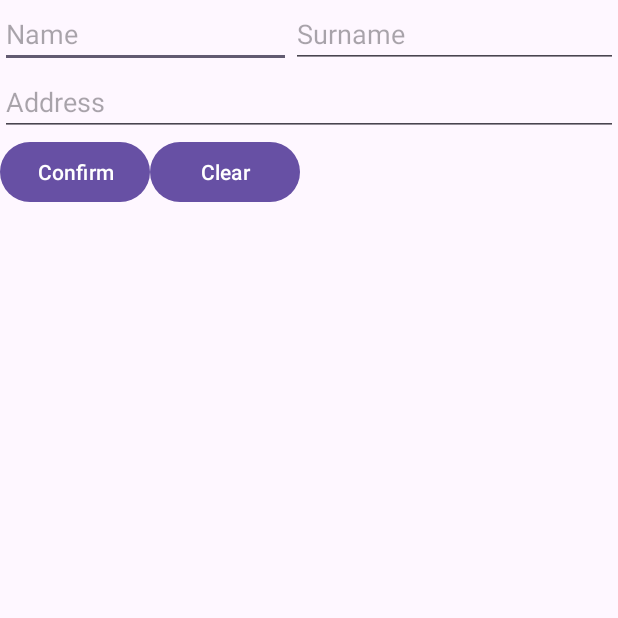
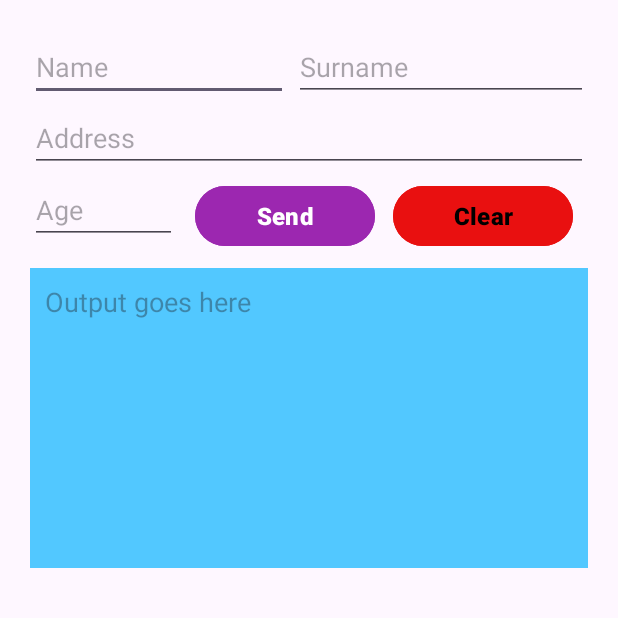
Before and after one commit to OndrejWienerUNI/github-ow-pma-2024, an Android app: the screen it shows after launch (MainActivity), on a phone screen of 412 x 824 dp, the top half of it. Run offline under Robolectric (Android 15) with nearby library versions, the phone set to English and light mode, and no system bars.

Commit message:
FIN /pma01-linear_layout

```diff
--- a/pma01-linear_layout/app/src/main/java/com/example/pma01_linear_layout/MainActivity.kt
+++ b/pma01-linear_layout/app/src/main/java/com/example/pma01_linear_layout/MainActivity.kt
@@ -1,6 +1,9 @@
 package com.example.pma01_linear_layout
 
 import android.os.Bundle
+import android.widget.Button
+import android.widget.EditText
+import android.widget.TextView
 import androidx.activity.enableEdgeToEdge
 import androidx.appcompat.app.AppCompatActivity
 import androidx.core.view.ViewCompat
@@ -11,10 +14,43 @@ class MainActivity : AppCompatActivity() {
         super.onCreate(savedInstanceState)
         enableEdgeToEdge()
         setContentView(R.layout.activity_main)
+
+        /*
         ViewCompat.setOnApplyWindowInsetsListener(findViewById(R.id.main)) { v, insets ->
             val systemBars = insets.getInsets(WindowInsetsCompat.Type.systemBars())
             v.setPadding(systemBars.left, systemBars.top, systemBars.right, systemBars.bottom)
             insets
         }
+        */
+
+        val etName = findViewById<EditText>(R.id.etName)
+        val etSurname = findViewById<EditText>(R.id.etSurname)
+        val etAddress = findViewById<EditText>(R.id.etAddress)
+        val etAge = findViewById<EditText>(R.id.etAge)
+        val btnSend = findViewById<Button>(R.id.btnSend)
+        val btnClear = findViewById<Button>(R.id.btnClear)
+        val twResult = findViewById<TextView>(R.id.twResult)
+
+        // btnSend listener
+        btnSend.setOnClickListener{
+            val name = etName.text.toString()
+            val surname = etSurname.text.toString()
+            val address = etAddress.text.toString()
+            val age = etAge.text.toString()
+
+            // View in text field
+            val formattedText = "My name is $name $surname, i live in $address."
+
+            twResult.text = formattedText
+        }
+
+        // btnClear
+        btnClear.setOnClickListener{
+            etName.text.clear()
+            etSurname.text.clear()
+            etAddress.text.clear()
+            etAge.text.clear()
+            twResult.text = ""
+        }
     }
 }
--- a/pma01-linear_layout/app/src/main/res/layout/activity_main.xml
+++ b/pma01-linear_layout/app/src/main/res/layout/activity_main.xml
@@ -1,6 +1,5 @@
 <?xml version="1.0" encoding="utf-8"?>
 <LinearLayout xmlns:android="http://schemas.android.com/apk/res/android"
-    xmlns:app="http://schemas.android.com/apk/res-auto"
     xmlns:tools="http://schemas.android.com/tools"
     android:id="@+id/main"
     android:layout_width="match_parent"
@@ -15,22 +14,28 @@
         android:orientation="horizontal">
 
         <EditText
-            android:id="@+id/etName"
+            android:id="@+id/etAge"
             android:layout_width="wrap_content"
             android:layout_height="wrap_content"
+            android:autofillHints=""
             android:inputType="text"
-            android:hint="Name"
+            android:hint="@string/name_hint"
             android:textColor="@color/black"
-            android:layout_weight="1"/>
+            android:layout_weight="1"
+            android:layout_marginEnd="2dp"
+            android:layout_marginTop="2dp"/>
 
         <EditText
             android:id="@+id/etSurname"
             android:layout_width="wrap_content"
             android:layout_height="wrap_content"
+            android:autofillHints=""
             android:inputType="text"
-            android:hint="Surname"
+            android:hint="@string/surname_hint"
             android:textColor="@color/black"
-            android:layout_weight="1"/>
+            android:layout_weight="1"
+            android:layout_marginStart="2dp"
+            android:layout_marginTop="2dp"/>
 
     </LinearLayout>
 
@@ -41,11 +46,67 @@
 
         <EditText
             android:id="@+id/etAddress"
+            android:layout_width="0dp"
+            android:layout_height="wrap_content"
+            android:autofillHints=""
+            android:inputType="text"
+            android:hint="@string/address_hint"
+            android:textColor="@color/black"
+            android:layout_weight="1"
+            android:layout_marginTop="2dp"/>
+
+    </LinearLayout>
+
+    <LinearLayout
+        style="?android:attr/buttonBarStyle"
+        android:layout_width="match_parent"
+        android:layout_height="wrap_content"
+        android:orientation="horizontal">
+
+        <EditText
+            android:id="@+id/etName"
             android:layout_width="wrap_content"
             android:layout_height="wrap_content"
-            android:inputType="text"
-            android:hint="Address"
+            android:autofillHints=""
+            android:inputType="number"
+            android:hint="@string/age_hint"
             android:textColor="@color/black"
+            android:layout_weight="3"
+            android:layout_marginEnd="10dp"
+            android:layout_marginTop="2dp"/>
+
+        <Button
+            android:id="@+id/btnSend"
+            style="?android:attr/button"
+            android:backgroundTint="@color/magenta"
+            android:textColor="@color/white"
+            android:textStyle="bold"
+            android:textSize="16sp"
+            android:layout_width="wrap_content"
+            android:minWidth="100dp"
+            android:layout_height="wrap_content"
+            android:text="@string/btn_send"
+            android:layout_marginEnd="10dp"
+            android:layout_marginStart="2dp"
+            android:layout_marginTop="5dp"
+            android:layout_marginBottom="5dp"
+            android:layout_weight="1"/>
+
+        <Button
+            android:id="@+id/btnClear"
+            style="?android:attr/button"
+            android:backgroundTint="@color/red"
+            android:textColor="@color/black"
+            android:textStyle="bold"
+            android:textSize="16sp"
+            android:layout_width="wrap_content"
+            android:minWidth="100dp"
+            android:layout_height="wrap_content"
+            android:text="@string/btn_clear"
+            android:layout_marginEnd="10dp"
+            android:layout_marginStart="2dp"
+            android:layout_marginTop="5dp"
+            android:layout_marginBottom="5dp"
             android:layout_weight="1"/>
 
     </LinearLayout>
@@ -55,17 +116,17 @@
         android:layout_height="wrap_content"
         android:orientation="horizontal">
 
-        <Button
-            android:layout_width="wrap_content"
-            android:minWidth="100dp"
+        <TextView
+            android:id="@+id/twResult"
+            android:layout_width="match_parent"
             android:layout_height="wrap_content"
-            android:text="Confirm"/>
-
-        <Button
-            android:layout_width="wrap_content"
-            android:minWidth="100dp"
-            android:layout_height="wrap_content"
-            android:text="Clear"/>
+            android:padding="10dp"
+            android:textSize="18sp"
+            android:hint="@string/output_hint"
+            android:minHeight="200dp"
+            android:background="@color/light_blue"
+            android:layout_marginTop="5dp"
+            android:layout_marginBottom="5dp"/>
 
     </LinearLayout>
 
--- a/pma01-linear_layout/app/src/main/res/values/colors.xml
+++ b/pma01-linear_layout/app/src/main/res/values/colors.xml
@@ -2,4 +2,7 @@
 <resources>
     <color name="black">#FF000000</color>
     <color name="white">#FFFFFFFF</color>
+    <color name="magenta">#9C27B0</color>
+    <color name="red">#E91010</color>
+    <color name="light_blue">#52C8FF</color>
 </resources>
--- a/pma01-linear_layout/app/src/main/res/values/strings.xml
+++ b/pma01-linear_layout/app/src/main/res/values/strings.xml
@@ -1,3 +1,10 @@
 <resources>
     <string name="app_name">PMA01-Linear_layout</string>
+    <string name="name_hint">Name</string>
+    <string name="surname_hint">Surname</string>
+    <string name="address_hint">Address</string>
+    <string name="age_hint">Age</string>
+    <string name="output_hint">Output goes here</string>
+    <string name="btn_send">Send</string>
+    <string name="btn_clear">Clear</string>
 </resources>
```
